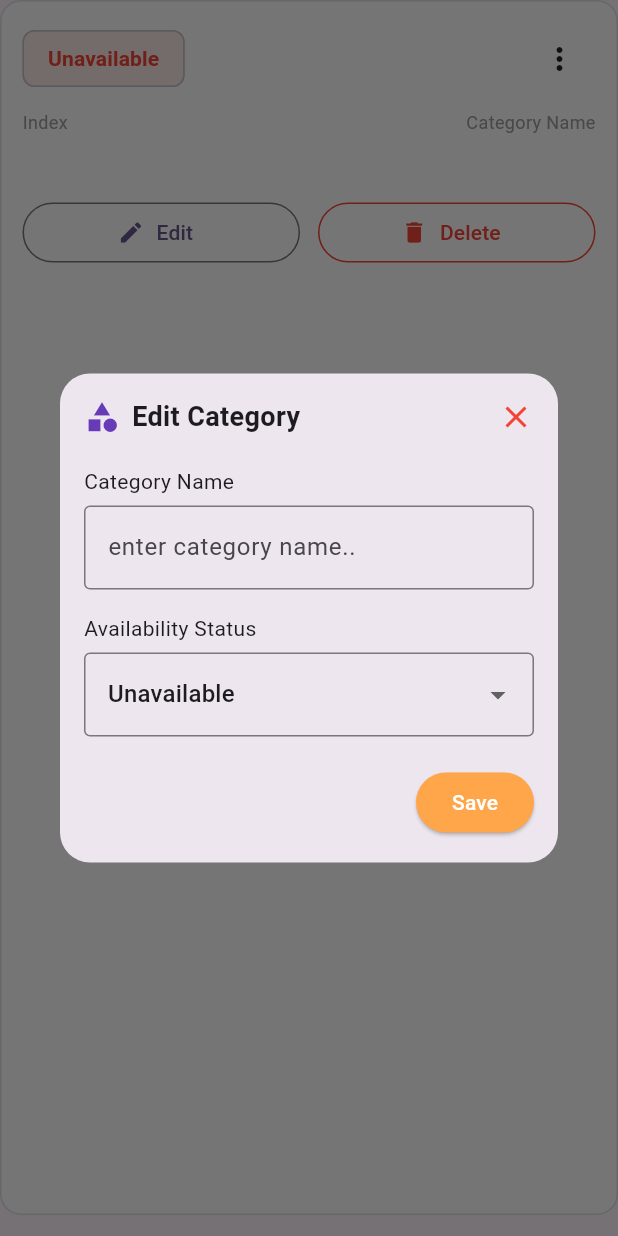
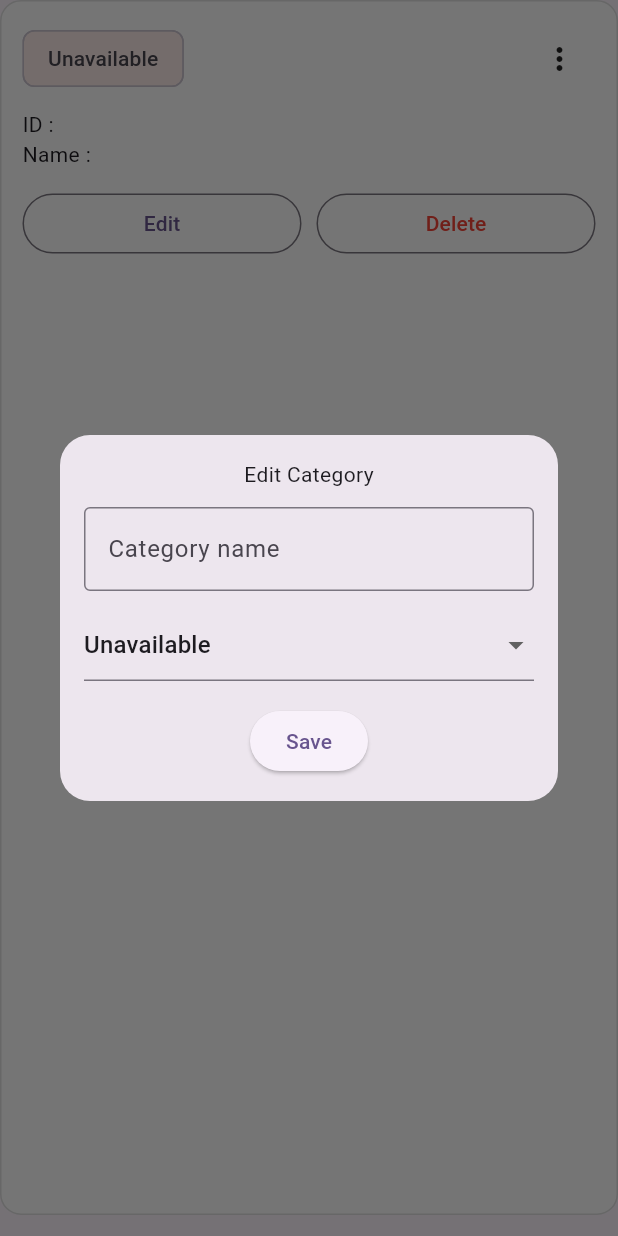
Before and after one commit to pritesh5453/tcs_invantory_managment_system, a Flutter app: the CategoryCard widget shown alone on an empty page, opened directly with empty values, after a tap on "Edit", on a phone screen of 412 x 824 dp. Run offline on Flutter 3.47's test engine with Material 3 defaults, Android fonts, the phone set to English and light mode, and no system bars; our stand-ins replace dio, flutter_riverpod, get, hexcolor, image_picker, permission_handler and 1 more; accounts and stored records are empty; network calls fail.

Commit message:
Category

```diff
--- a/lib/dashbard/category_managment/category_managment_screen.dart
+++ b/lib/dashbard/category_managment/category_managment_screen.dart
@@ -1,5 +1,6 @@
 import 'package:flutter/material.dart';
 import 'package:flutter_riverpod/flutter_riverpod.dart';
+import 'package:dio/dio.dart';
 
 void main() {
   runApp(const ProviderScope(child: MyApp()));
@@ -20,11 +21,19 @@ class MyApp extends StatelessWidget {
 
 /// ================= MODEL =================
 class Category {
-  final String id;
+  final String id; // ✅ STRING
   final String name;
   final bool isAvailable;
 
   Category({required this.id, required this.name, required this.isAvailable});
+
+  factory Category.fromJson(Map<String, dynamic> json) {
+    return Category(
+      id: json['id'].toString(), // ✅ SAFE
+      name: json['name'] ?? "",
+      isAvailable: json['status'] == "Available",
+    );
+  }
 
   Category copyWith({String? name, bool? isAvailable}) {
     return Category(
@@ -35,6 +44,52 @@ class Category {
   }
 }
 
+/// ================= API SERVICE =================
+class CategoryApi {
+  static final Dio _dio = Dio(
+    BaseOptions(
+      baseUrl: "https://dashboard.theceramicstudio.in/api/categories",
+      headers: {"Content-Type": "application/json"},
+    ),
+  );
+
+  static Future<List<Category>> fetchCategories() async {
+    final res = await _dio.get(
+      "/list",
+      queryParameters: {"page": 1, "limit": 10},
+    );
+
+    final List list = res.data['categories'] ?? [];
+    return list.map((e) => Category.fromJson(e)).toList();
+  }
+
+  static Future<void> addCategory(String name, bool isAvailable) async {
+    await _dio.post(
+      "/create",
+      data: {
+        "name": name,
+        "status": isAvailable ? "Available" : "Unavailable",
+        "createdAt": DateTime.now().toIso8601String(),
+      },
+    );
+  }
+
+  static Future<void> updateCategory(
+    String id,
+    String name,
+    bool isAvailable,
+  ) async {
+    await _dio.put(
+      "/update/$id",
+      data: {"name": name, "status": isAvailable ? "Available" : "Unavailable"},
+    );
+  }
+
+  static Future<void> deleteCategory(String id) async {
+    await _dio.delete("/delete/$id");
+  }
+}
+
 /// ================= PROVIDER =================
 final categoryProvider =
     StateNotifierProvider<CategoryNotifier, List<Category>>(
@@ -42,34 +97,36 @@ final categoryProvider =
     );
 
 class CategoryNotifier extends StateNotifier<List<Category>> {
-  CategoryNotifier()
-    : super([
-        Category(id: "01", name: "New Product 01", isAvailable: true),
-        Category(id: "02", name: "New Product 02", isAvailable: true),
-        Category(id: "03", name: "New Product 03", isAvailable: false),
-      ]);
-
-  void add(Category c) => state = [...state, c];
-
-  void update(Category c) {
-    state = [
-      for (final e in state)
-        if (e.id == c.id) c else e,
-    ];
+  CategoryNotifier() : super([]) {
+    load();
   }
 
-  void delete(String id) {
+  Future<void> load() async {
+    state = await CategoryApi.fetchCategories();
+  }
+
+  Future<void> add(String name, bool isAvailable) async {
+    await CategoryApi.addCategory(name, isAvailable);
+    await load();
+  }
+
+  Future<void> update(Category c) async {
+    await CategoryApi.updateCategory(c.id, c.name, c.isAvailable);
+    await load();
+  }
+
+  Future<void> delete(String id) async {
+    await CategoryApi.deleteCategory(id);
     state = state.where((e) => e.id != id).toList();
   }
 
-  void toggle(String id, bool value) {
-    state = [
-      for (final e in state)
-        if (e.id == id) e.copyWith(isAvailable: value) else e,
-    ];
+  Future<void> toggle(Category c, bool value) async {
+    await CategoryApi.updateCategory(c.id, c.name, value);
+    await load();
   }
 }
 
+/// ================= MAIN SCREEN =================
 /// ================= MAIN SCREEN =================
 class CategoryManagementScreen extends ConsumerWidget {
   const CategoryManagementScreen({super.key});
@@ -77,14 +134,15 @@ class CategoryManagementScreen extends ConsumerWidget {
   @override
   Widget build(BuildContext context, WidgetRef ref) {
     final list = ref.watch(categoryProvider);
+    final notifier = ref.read(categoryProvider.notifier);
 
     return Scaffold(
       backgroundColor: Colors.grey.shade100,
       body: Column(
         children: [
-          /// 🔶 TOP BAR
+          /// TOP BAR
           Container(
-            padding: const EdgeInsets.fromLTRB(16, 44, 16, 20),
+            padding: const EdgeInsets.fromLTRB(16, 20, 16, 20),
             decoration: const BoxDecoration(
               color: Color(0xFFFFA54A),
               borderRadius: BorderRadius.only(
@@ -133,12 +191,27 @@ class CategoryManagementScreen extends ConsumerWidget {
             ),
           ),
 
-          /// 🔶 LIST
+          /// 🔥 LIST WITH PULL TO REFRESH
           Expanded(
-            child: ListView.builder(
+            child: RefreshIndicator(
+              onRefresh: () async {
+                await notifier.load(); // 🔄 API RECALL
+              },
+              child:
+                  list.isEmpty
+                      ? ListView(
+                        physics: const AlwaysScrollableScrollPhysics(),
+                        children: const [
+                          SizedBox(height: 250),
+                          Center(child: CircularProgressIndicator()),
+                        ],
+                      )
+                      : ListView.builder(
+                        physics: const AlwaysScrollableScrollPhysics(),
                         padding: const EdgeInsets.all(16),
                         itemCount: list.length,
                         itemBuilder: (_, i) => CategoryCard(cat: list[i]),
+                      ),
             ),
           ),
         ],
@@ -165,7 +238,6 @@ class CategoryCard extends ConsumerWidget {
       child: Column(
         crossAxisAlignment: CrossAxisAlignment.start,
         children: [
-          /// STATUS + MENU
           Row(
             mainAxisAlignment: MainAxisAlignment.spaceBetween,
             children: [
@@ -175,15 +247,10 @@ class CategoryCard extends ConsumerWidget {
                     cat.isAvailable
                         ? const Color(0xFFE6F7E6)
                         : const Color(0xFFFDECEA),
-                labelStyle: TextStyle(
-                  color: cat.isAvailable ? Colors.green : Colors.red,
-                  fontWeight: FontWeight.w600,
-                ),
               ),
               PopupMenuButton<String>(
-                icon: const Icon(Icons.more_vert),
                 onSelected: (v) {
-                  ref.read(categoryProvider.notifier).toggle(cat.id, v == "a");
+                  ref.read(categoryProvider.notifier).toggle(cat, v == "a");
                 },
                 itemBuilder:
                     (_) => const [
@@ -193,45 +260,31 @@ class CategoryCard extends ConsumerWidget {
               ),
             ],
           ),
-
           const SizedBox(height: 10),
-
-          Row(
-            mainAxisAlignment: MainAxisAlignment.spaceBetween,
-            children: [
-              _info("Index", cat.id),
-              _info("Category Name", cat.name),
-            ],
-          ),
-
-          const SizedBox(height: 16),
-
+          Text("ID : ${cat.id}"),
+          Text("Name : ${cat.name}"),
+          const SizedBox(height: 12),
           Row(
             children: [
               Expanded(
-                child: OutlinedButton.icon(
-                  icon: const Icon(Icons.edit, size: 18),
-                  label: const Text("Edit"),
+                child: OutlinedButton(
                   onPressed: () {
                     showDialog(
                       context: context,
                       builder: (_) => CategoryPopup(edit: cat),
                     );
                   },
+                  child: const Text("Edit"),
                 ),
               ),
-              const SizedBox(width: 12),
+              const SizedBox(width: 10),
               Expanded(
-                child: OutlinedButton.icon(
-                  icon: const Icon(Icons.delete, size: 18),
-                  label: const Text("Delete"),
-                  style: OutlinedButton.styleFrom(
-                    foregroundColor: Colors.red,
-                    side: const BorderSide(color: Colors.red),
-                  ),
+                child: OutlinedButton(
                   onPressed: () {
                     ref.read(categoryProvider.notifier).delete(cat.id);
                   },
+                  style: OutlinedButton.styleFrom(foregroundColor: Colors.red),
+                  child: const Text("Delete"),
                 ),
               ),
             ],
@@ -240,20 +293,9 @@ class CategoryCard extends ConsumerWidget {
       ),
     );
   }
-
-  static Widget _info(String t, String v) {
-    return Column(
-      crossAxisAlignment: CrossAxisAlignment.start,
-      children: [
-        Text(t, style: const TextStyle(color: Colors.grey, fontSize: 12)),
-        const SizedBox(height: 4),
-        Text(v, style: const TextStyle(fontWeight: FontWeight.w600)),
-      ],
-    );
-  }
 }
 
-/// ================= ADD / EDIT POPUP =================
+/// ================= POPUP =================
 class CategoryPopup extends ConsumerStatefulWidget {
   final Category? edit;
   const CategoryPopup({super.key, this.edit});
@@ -283,43 +325,17 @@ class _CategoryPopupState extends ConsumerState<CategoryPopup> {
         padding: const EdgeInsets.all(16),
         child: Column(
           mainAxisSize: MainAxisSize.min,
-          crossAxisAlignment: CrossAxisAlignment.start,
           children: [
-            Row(
-              children: [
-                const Icon(Icons.category, color: Colors.deepPurple),
-                const SizedBox(width: 8),
-                Text(
-                  isEdit ? "Edit Category" : "Add New Category",
-                  style: const TextStyle(
-                    fontSize: 18,
-                    fontWeight: FontWeight.w600,
-                  ),
-                ),
-                const Spacer(),
-                InkWell(
-                  onTap: () => Navigator.pop(context),
-                  child: const Icon(Icons.close, color: Colors.red),
-                ),
-              ],
-            ),
-
-            const SizedBox(height: 20),
-
-            const Text("Category Name"),
-            const SizedBox(height: 6),
+            Text(isEdit ? "Edit Category" : "Add Category"),
+            const SizedBox(height: 12),
             TextField(
               controller: nameCtrl,
               decoration: const InputDecoration(
-                hintText: "enter category name..",
+                hintText: "Category name",
                 border: OutlineInputBorder(),
               ),
             ),
-
-            const SizedBox(height: 16),
-
-            const Text("Availability Status"),
-            const SizedBox(height: 6),
+            const SizedBox(height: 12),
             DropdownButtonFormField<bool>(
               value: isAvailable,
               items: const [
@@ -327,20 +343,9 @@ class _CategoryPopupState extends ConsumerState<CategoryPopup> {
                 DropdownMenuItem(value: false, child: Text("Unavailable")),
               ],
               onChanged: (v) => setState(() => isAvailable = v!),
-              decoration: const InputDecoration(border: OutlineInputBorder()),
             ),
-
-            const SizedBox(height: 20),
-
-            Align(
-              alignment: Alignment.centerRight,
-              child: ElevatedButton(
-                style: ElevatedButton.styleFrom(
-                  backgroundColor: const Color(0xFFFFA54A),
-                  shape: RoundedRectangleBorder(
-                    borderRadius: BorderRadius.circular(30),
-                  ),
-                ),
+            const SizedBox(height: 16),
+            ElevatedButton(
               onPressed: () {
                 if (isEdit) {
                   ref
@@ -354,23 +359,11 @@ class _CategoryPopupState extends ConsumerState<CategoryPopup> {
                 } else {
                   ref
                       .read(categoryProvider.notifier)
-                        .add(
-                          Category(
-                            id:
-                                DateTime.now().millisecondsSinceEpoch
-                                    .toString(),
-                            name: nameCtrl.text,
-                            isAvailable: isAvailable,
-                          ),
-                        );
+                      .add(nameCtrl.text, isAvailable);
                 }
                 Navigator.pop(context);
               },
-                child: const Text(
-                  "Save",
-                  style: TextStyle(color: Colors.white),
-                ),
-              ),
+              child: const Text("Save"),
             ),
           ],
         ),
```
Lines whose indentation alone changed are shown as unchanged.
